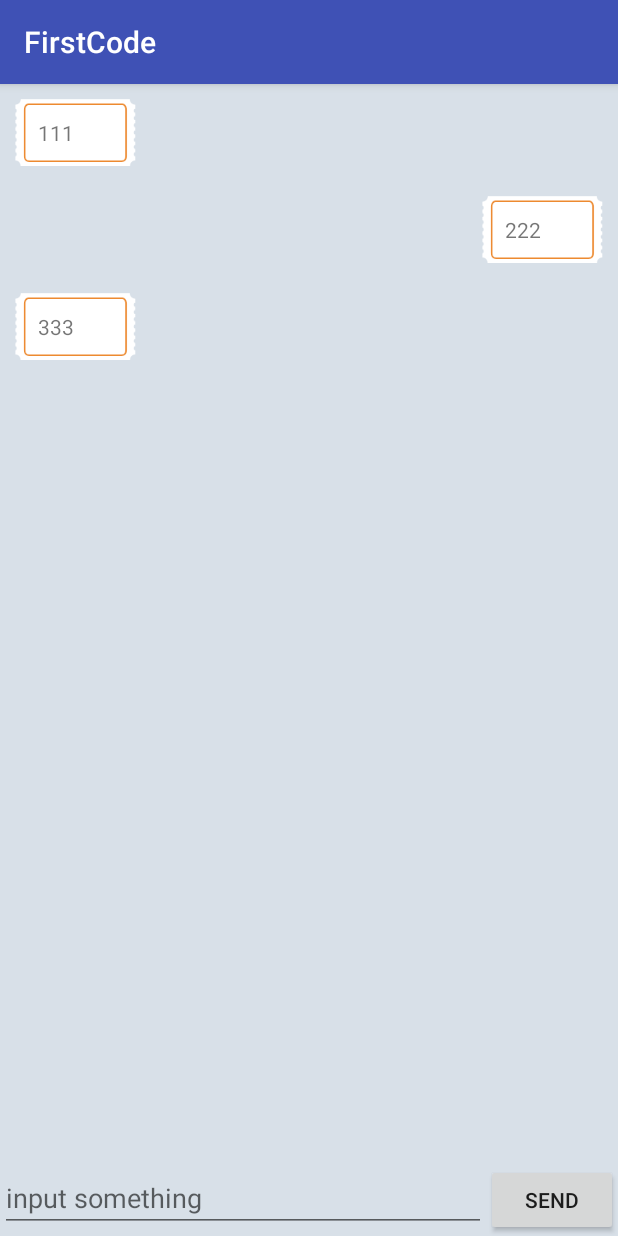
After one commit to wuyuelearning/FirstCode, an Android app: the ChatActivity screen opened directly, with no data from a screen before it, on a phone screen of 412 x 824 dp. The commit adds this screen. Run offline under Robolectric (Android 15) with nearby library versions, the phone set to English and light mode, and no system bars.

Commit message:
第三章 聊天界面示例

```diff
--- a/app/src/main/AndroidManifest.xml
+++ b/app/src/main/AndroidManifest.xml
@@ -28,6 +28,7 @@
         <activity android:name=".Chapter3.ListView.ListViewActivity2"/>
         <activity android:name=".Chapter3.ListView.ListViewActivity3"/>
         <activity android:name=".Chapter3.RecyclerView.RecyclerViewAcrivity"/>
+        <activity android:name=".Chapter3.Chat.ChatActivity"/>
     </application>
 
 </manifest>
--- a/app/src/main/java/com/example/admin/firstcode/Chapter3/Chapter3Activity.java
+++ b/app/src/main/java/com/example/admin/firstcode/Chapter3/Chapter3Activity.java
@@ -7,6 +7,7 @@ import android.support.v7.app.AppCompatActivity;
 import android.view.View;
 import android.widget.TextView;
 
+import com.example.admin.firstcode.Chapter3.Chat.ChatActivity;
 import com.example.admin.firstcode.Chapter3.ListView.ListViewActivity1;
 import com.example.admin.firstcode.Chapter3.ListView.ListViewActivity2;
 import com.example.admin.firstcode.Chapter3.ListView.ListViewActivity3;
@@ -22,6 +23,7 @@ public class Chapter3Activity extends AppCompatActivity implements View.OnClickL
     private TextView tv_listView2;
     private TextView tv_listView3;
     private TextView tv_recyclerView;
+    private TextView tv_chat;
 
     @Override
     protected void onCreate(@Nullable Bundle savedInstanceState) {
@@ -39,6 +41,8 @@ public class Chapter3Activity extends AppCompatActivity implements View.OnClickL
         tv_listView3.setOnClickListener(this);
         tv_recyclerView=(TextView) findViewById(R.id.tv_recyclerView);
         tv_recyclerView.setOnClickListener(this);
+        tv_chat=(TextView) findViewById(R.id.tv_chat);
+        tv_chat.setOnClickListener(this);
 
     }
 
@@ -58,6 +62,9 @@ public class Chapter3Activity extends AppCompatActivity implements View.OnClickL
             case R.id.tv_recyclerView:
                 intent = new Intent(this, RecyclerViewAcrivity.class);
                 break;
+            case R.id.tv_chat:
+                intent = new Intent(this, ChatActivity.class);
+                break;
 
         }
         startActivity(intent);
--- /dev/null
+++ b/app/src/main/java/com/example/admin/firstcode/Chapter3/Chat/ChatActivity.java
@@ -0,0 +1,78 @@
+package com.example.admin.firstcode.Chapter3.Chat;
+
+
+import android.os.Bundle;
+import android.support.annotation.Nullable;
+import android.support.v7.app.AppCompatActivity;
+import android.support.v7.widget.LinearLayoutManager;
+import android.support.v7.widget.RecyclerView;
+import android.view.View;
+import android.widget.Button;
+import android.widget.EditText;
+
+import com.example.admin.firstcode.R;
+
+import java.util.ArrayList;
+import java.util.List;
+import java.util.Random;
+
+/**
+ * Created by wuyue on 2018/5/8.
+ */
+
+public class ChatActivity extends AppCompatActivity {
+    private List<MsgBean> msgBeanList = new ArrayList<>();
+
+    private EditText et_edit_msg;
+    private Button btn_send_msg;
+    RecyclerView recyclerView;
+    MsgAdapter adapter;
+
+
+    @Override
+    public void onCreate(@Nullable Bundle savedInstanceState) {
+        super.onCreate(savedInstanceState);
+        setContentView(R.layout.chapter3_chat_activity);
+        initMsg();
+        initView();
+    }
+
+    private void initView() {
+        et_edit_msg = (EditText) findViewById(R.id.et_edit_msg);
+        btn_send_msg = (Button) findViewById(R.id.btn_send_msg);
+
+        recyclerView = (RecyclerView) findViewById(R.id.rv_chat_recycler_view);
+        LinearLayoutManager linearLayoutManager = new LinearLayoutManager(this);
+        recyclerView.setLayoutManager(linearLayoutManager);
+        adapter = new MsgAdapter(msgBeanList);
+        recyclerView.setAdapter(adapter);
+
+        btn_send_msg.setOnClickListener(new View.OnClickListener() {
+            @Override
+            public void onClick(View v) {
+                String inputMsg = et_edit_msg.getText().toString();
+                if (!"".equals(inputMsg)) {
+                    MsgBean msgBean = new MsgBean(inputMsg, MsgBean.TYPE_SENT);
+                    Random random = new Random();
+                    int ran = random.nextInt(2);
+                    if (ran == 0) {
+                        msgBean = new MsgBean(inputMsg, MsgBean.TYPE_RECEIVED);
+                    }
+                    msgBeanList.add(msgBean);
+                    adapter.notifyItemInserted(msgBeanList.size() - 1);
+                    recyclerView.scrollToPosition(msgBeanList.size() - 1);
+                    et_edit_msg.setText("");
+                }
+            }
+        });
+    }
+
+    private void initMsg() {
+        MsgBean m1 = new MsgBean("111", MsgBean.TYPE_RECEIVED);
+        msgBeanList.add(m1);
+        MsgBean m2 = new MsgBean("222", MsgBean.TYPE_SENT);
+        msgBeanList.add(m2);
+        MsgBean m3 = new MsgBean("333", MsgBean.TYPE_RECEIVED);
+        msgBeanList.add(m3);
+    }
+}
--- /dev/null
+++ b/app/src/main/java/com/example/admin/firstcode/Chapter3/Chat/MsgAdapter.java
@@ -0,0 +1,66 @@
+package com.example.admin.firstcode.Chapter3.Chat;
+
+import android.support.v7.widget.RecyclerView;
+import android.view.LayoutInflater;
+import android.view.View;
+import android.view.ViewGroup;
+import android.widget.LinearLayout;
+import android.widget.TextView;
+
+import com.example.admin.firstcode.R;
+
+import java.util.List;
+
+/**
+ * Created by wuyue on 2018/5/8.
+ */
+
+public class MsgAdapter extends RecyclerView.Adapter<MsgAdapter.ViewHolder> {
+    private List<MsgBean> msgBeanList;
+
+    public MsgAdapter(List<MsgBean> msgBeanList) {
+        this.msgBeanList = msgBeanList;
+    }
+
+    @Override
+    public MsgAdapter.ViewHolder onCreateViewHolder(ViewGroup parent, int viewType) {
+        View view = LayoutInflater.from(parent.getContext()).inflate(R.layout.chapter3_chat_msg_item,parent,false);
+        ViewHolder viewHolder =new  ViewHolder(view);
+        return viewHolder;
+    }
+
+    @Override
+    public void onBindViewHolder(MsgAdapter.ViewHolder holder, int position) {
+        MsgBean msgBean =msgBeanList.get(position);
+            if(msgBean.getType() == MsgBean.TYPE_RECEIVED){
+                holder.leftLinearLayout.setVisibility(View.VISIBLE);
+                holder.rightLinearLayout.setVisibility(View.GONE);
+                holder.leftMsg.setText(msgBean.getContent());
+            } else if(msgBean.getType() == MsgBean.TYPE_SENT){
+                holder.leftLinearLayout.setVisibility(View.GONE);
+                holder.rightLinearLayout.setVisibility(View.VISIBLE);
+                holder.rightMsg.setText(msgBean.getContent());
+            }
+    }
+
+    @Override
+    public int getItemCount() {
+        return msgBeanList.size();
+    }
+
+    static class ViewHolder extends RecyclerView.ViewHolder {
+
+        LinearLayout leftLinearLayout;
+        LinearLayout rightLinearLayout;
+        TextView leftMsg;
+        TextView rightMsg;
+
+        public ViewHolder(View itemView) {
+            super(itemView);
+            leftLinearLayout = itemView.findViewById(R.id.ll_msg_left);
+            rightLinearLayout = itemView.findViewById(R.id.ll_msg_right);
+            leftMsg = itemView.findViewById(R.id.tv_msg_left);
+            rightMsg = itemView.findViewById(R.id.tv_msg_right);
+        }
+    }
+}
--- /dev/null
+++ b/app/src/main/java/com/example/admin/firstcode/Chapter3/Chat/MsgBean.java
@@ -0,0 +1,25 @@
+package com.example.admin.firstcode.Chapter3.Chat;
+
+/**
+ * Created by wuyue on 2018/5/8.
+ */
+
+public class MsgBean {
+    public static final int TYPE_RECEIVED = 0;
+    public static final int TYPE_SENT = 1;
+    private String content;
+    private int type;
+
+    public MsgBean (String content ,int type){
+        this.content =content;
+        this.type =type;
+    }
+
+    public String getContent() {
+        return content;
+    }
+
+    public int getType() {
+        return type;
+    }
+}
--- /dev/null
+++ b/app/src/main/res/layout/chapter3_chat_activity.xml
@@ -0,0 +1,35 @@
+<?xml version="1.0" encoding="utf-8"?>
+<LinearLayout xmlns:android="http://schemas.android.com/apk/res/android"
+    android:layout_width="match_parent"
+    android:layout_height="match_parent"
+    android:background="#d8e0e8"
+    android:orientation="vertical">
+
+    <android.support.v7.widget.RecyclerView
+        android:id="@+id/rv_chat_recycler_view"
+        android:layout_width="match_parent"
+        android:layout_height="0dp"
+        android:layout_weight="1" />
+
+    <LinearLayout
+        android:layout_width="match_parent"
+        android:layout_height="wrap_content">
+
+        <EditText
+            android:id="@+id/et_edit_msg"
+            android:layout_width="0dp"
+            android:layout_height="wrap_content"
+            android:layout_weight="1"
+            android:hint="input something "
+            android:maxLines="2" />
+
+        <Button
+            android:id="@+id/btn_send_msg"
+            android:layout_width="wrap_content"
+            android:layout_height="wrap_content"
+            android:text="Send" />
+
+
+    </LinearLayout>
+
+</LinearLayout>
--- /dev/null
+++ b/app/src/main/res/layout/chapter3_chat_msg_item.xml
@@ -0,0 +1,40 @@
+<?xml version="1.0" encoding="utf-8"?>
+<LinearLayout xmlns:android="http://schemas.android.com/apk/res/android"
+    android:layout_width="match_parent"
+    android:layout_height="wrap_content"
+    android:orientation="vertical"
+    android:padding="10dp">
+
+    <LinearLayout
+        android:id="@+id/ll_msg_left"
+        android:layout_width="wrap_content"
+        android:layout_height="wrap_content"
+        android:layout_gravity="left"
+        android:background="@drawable/action_dialog_content_bg">
+
+        <TextView
+            android:id="@+id/tv_msg_left"
+            android:layout_width="wrap_content"
+            android:layout_height="wrap_content"
+            android:layout_gravity="center"
+            android:layout_margin="10dp"
+            />
+
+    </LinearLayout>
+
+    <LinearLayout
+        android:id="@+id/ll_msg_right"
+        android:layout_width="wrap_content"
+        android:layout_height="wrap_content"
+        android:layout_gravity="right"
+        android:background="@drawable/action_dialog_content_bg">
+
+        <TextView
+            android:id="@+id/tv_msg_right"
+            android:layout_width="wrap_content"
+            android:layout_height="wrap_content"
+            android:layout_gravity="center"
+            android:layout_margin="10dp" />
+    </LinearLayout>
+
+</LinearLayout>
--- a/app/src/main/res/layout/chapter3_menu_activity.xml
+++ b/app/src/main/res/layout/chapter3_menu_activity.xml
@@ -36,6 +36,15 @@
         android:layout_height="wrap_content"
         android:text="RecyclerView_User_Defined_Adapter"
         android:textSize="20dp"/>
+    <View
+        android:layout_width="10dp"
+        android:layout_height="30dp"/>
+    <TextView
+        android:id="@+id/tv_chat"
+        android:layout_width="wrap_content"
+        android:layout_height="wrap_content"
+        android:text="Chat"
+        android:textSize="20dp"/>
 
 
 
```
Also changed, not shown: app/src/main/res/drawable-xhdpi/action_dialog_content_bg.9.png (added).
